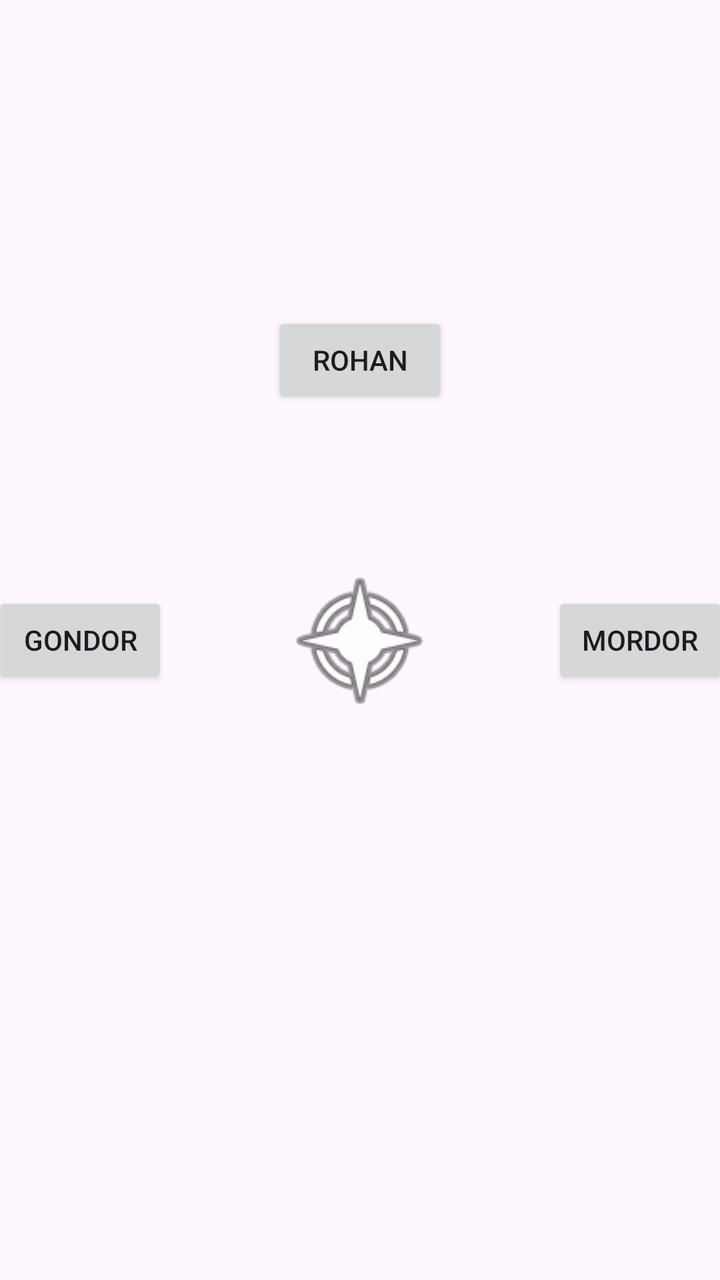
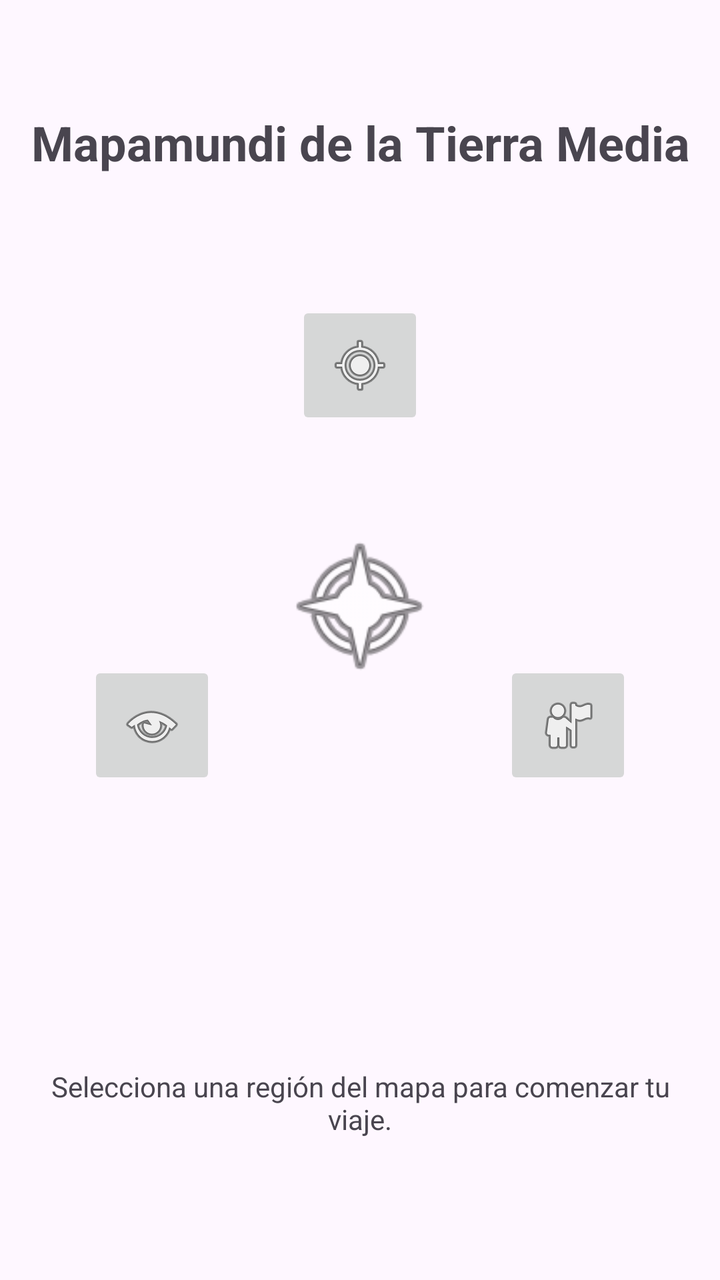

Compare the two renders of this Android layout. The source of the first and the diff that turns it into the second are given below.
<!-- AndroidManifest.xml: application theme Theme.Martinez_Gallardo_Pablo_UT4_Lab1 -->
<!-- res/layout/activity_main.xml -->
<?xml version="1.0" encoding="utf-8"?>
<androidx.constraintlayout.widget.ConstraintLayout xmlns:android="http://schemas.android.com/apk/res/android"
    xmlns:app="http://schemas.android.com/apk/res-auto"
    xmlns:tools="http://schemas.android.com/tools"
    android:id="@+id/main"
    android:layout_width="match_parent"
    android:layout_height="match_parent"
    tools:context=".MainActivity">



        <ImageView
            android:id="@+id/ivAnillo"
            android:layout_width="80dp"
            android:layout_height="80dp"
            android:src="@android:drawable/ic_menu_compass"
            app:layout_constraintTop_toTopOf="parent"
            app:layout_constraintBottom_toBottomOf="parent"
            app:layout_constraintStart_toStartOf="parent"
            app:layout_constraintEnd_toEndOf="parent" />

        <Button
            android:id="@+id/btnRohan"
            android:layout_width="wrap_content"
            android:layout_height="wrap_content"
            android:text="Rohan"
            app:layout_constraintCircle="@id/ivAnillo"
            app:layout_constraintCircleRadius="140dp"
            app:layout_constraintCircleAngle="0"
            tools:ignore="MissingConstraints" />

        <Button
            android:id="@+id/btnMordor"
            android:layout_width="wrap_content"
            android:layout_height="wrap_content"
            android:text="Mordor"
            app:layout_constraintCircle="@id/ivAnillo"
            app:layout_constraintCircleRadius="140dp"
            app:layout_constraintCircleAngle="90"
            tools:ignore="MissingConstraints" />


        <Button
            android:id="@+id/btnGondor"
            android:layout_width="wrap_content"
            android:layout_height="wrap_content"
            android:text="Gondor"
            app:layout_constraintCircle="@id/ivAnillo"
            app:layout_constraintCircleRadius="140dp"
            app:layout_constraintCircleAngle="270"
            tools:ignore="MissingConstraints" />





</androidx.constraintlayout.widget.ConstraintLayout>
<!-- resources referenced by this layout -->
<resources>
  <style name="Theme.Martinez_Gallardo_Pablo_UT4_Lab1" parent="Base.Theme.Martinez_Gallardo_Pablo_UT4_Lab1" />
  <style name="Base.Theme.Martinez_Gallardo_Pablo_UT4_Lab1" parent="Theme.Material3.DayNight.NoActionBar">
          
          
      </style>
</resources>

<!-- the commit's change to res/layout/activity_main.xml (unified diff, before → after) -->
@@ -1,5 +1,6 @@
 <?xml version="1.0" encoding="utf-8"?>
-<androidx.constraintlayout.widget.ConstraintLayout xmlns:android="http://schemas.android.com/apk/res/android"
+<androidx.constraintlayout.widget.ConstraintLayout
+    xmlns:android="http://schemas.android.com/apk/res/android"
     xmlns:app="http://schemas.android.com/apk/res-auto"
     xmlns:tools="http://schemas.android.com/tools"
     android:id="@+id/main"
@@ -7,51 +8,84 @@
     android:layout_height="match_parent"
     tools:context=".MainActivity">
 
+        <TextView
+            android:id="@+id/tvTitulo"
+            android:layout_width="0dp"
+            android:layout_height="wrap_content"
+            android:gravity="center"
+            android:text="@string/titulo"
+            android:textSize="24sp"
+            android:textStyle="bold"
+            app:layout_constraintTop_toTopOf="parent"
+            app:layout_constraintBottom_toTopOf="@id/clMapa"
+            app:layout_constraintStart_toStartOf="parent"
+            app:layout_constraintEnd_toEndOf="parent"
+            app:layout_constraintVertical_chainStyle="spread" />
 
+        <androidx.constraintlayout.widget.ConstraintLayout
+            android:id="@+id/clMapa"
+            android:layout_width="0dp"
+            android:layout_height="320dp"
+            app:layout_constraintTop_toBottomOf="@id/tvTitulo"
+            app:layout_constraintBottom_toTopOf="@id/tvDescripcion"
+            app:layout_constraintStart_toStartOf="parent"
+            app:layout_constraintEnd_toEndOf="parent">
 
-        <ImageView
-            android:id="@+id/ivAnillo"
-            android:layout_width="80dp"
-            android:layout_height="80dp"
-            android:src="@android:drawable/ic_menu_compass"
-            app:layout_constraintTop_toTopOf="parent"
+                <ImageView
+                    android:id="@+id/ivAnillo"
+                    android:layout_width="80dp"
+                    android:layout_height="80dp"
+                    android:contentDescription="@string/cd_anillo"
+                    android:src="@android:drawable/ic_menu_compass"
+                    app:layout_constraintTop_toTopOf="parent"
+                    app:layout_constraintBottom_toBottomOf="parent"
+                    app:layout_constraintStart_toStartOf="parent"
+                    app:layout_constraintEnd_toEndOf="parent" />
+
+                <ImageButton
+                    android:id="@+id/btnGondor"
+                    android:layout_width="64dp"
+                    android:layout_height="64dp"
+                    android:contentDescription="@string/gondor"
+                    android:src="@android:drawable/ic_menu_mylocation"
+                    app:layout_constraintCircle="@id/ivAnillo"
+                    app:layout_constraintCircleRadius="120dp"
+                    app:layout_constraintCircleAngle="0"
+                    tools:ignore="MissingConstraints" />
+
+                <ImageButton
+                    android:id="@+id/btnRohan"
+                    android:layout_width="64dp"
+                    android:layout_height="64dp"
+                    android:contentDescription="@string/rohan"
+                    android:src="@android:drawable/ic_menu_myplaces"
+                    app:layout_constraintCircle="@id/ivAnillo"
+                    app:layout_constraintCircleRadius="120dp"
+                    app:layout_constraintCircleAngle="120"
+                    tools:ignore="MissingConstraints" />
+
+                <ImageButton
+                    android:id="@+id/btnMordor"
+                    android:layout_width="64dp"
+                    android:layout_height="64dp"
+                    android:contentDescription="@string/mordor"
+                    android:src="@android:drawable/ic_menu_view"
+                    app:layout_constraintCircle="@id/ivAnillo"
+                    app:layout_constraintCircleRadius="120dp"
+                    app:layout_constraintCircleAngle="240"
+                    tools:ignore="MissingConstraints" />
+        </androidx.constraintlayout.widget.ConstraintLayout>
+
+        <TextView
+            android:id="@+id/tvDescripcion"
+            android:layout_width="0dp"
+            android:layout_height="wrap_content"
+            android:gravity="center"
+            android:padding="16dp"
+            android:text="@string/descripcion"
+            app:layout_constraintTop_toBottomOf="@id/clMapa"
             app:layout_constraintBottom_toBottomOf="parent"
             app:layout_constraintStart_toStartOf="parent"
             app:layout_constraintEnd_toEndOf="parent" />
 
-        <Button
-            android:id="@+id/btnRohan"
-            android:layout_width="wrap_content"
-            android:layout_height="wrap_content"
-            android:text="Rohan"
-            app:layout_constraintCircle="@id/ivAnillo"
-            app:layout_constraintCircleRadius="140dp"
-            app:layout_constraintCircleAngle="0"
-            tools:ignore="MissingConstraints" />
-
-        <Button
-            android:id="@+id/btnMordor"
-            android:layout_width="wrap_content"
-            android:layout_height="wrap_content"
-            android:text="Mordor"
-            app:layout_constraintCircle="@id/ivAnillo"
-            app:layout_constraintCircleRadius="140dp"
-            app:layout_constraintCircleAngle="90"
-            tools:ignore="MissingConstraints" />
-
-
-        <Button
-            android:id="@+id/btnGondor"
-            android:layout_width="wrap_content"
-            android:layout_height="wrap_content"
-            android:text="Gondor"
-            app:layout_constraintCircle="@id/ivAnillo"
-            app:layout_constraintCircleRadius="140dp"
-            app:layout_constraintCircleAngle="270"
-            tools:ignore="MissingConstraints" />
-
-
-
-
-
 </androidx.constraintlayout.widget.ConstraintLayout>
<!-- resource entries referenced after the edit -->
@@ -1,5 +1,11 @@
 <!-- resources referenced by this layout -->
 <resources>
+  <string name="cd_anillo">El Anillo Único</string>
+  <string name="descripcion">Selecciona una región del mapa para comenzar tu viaje.</string>
+  <string name="gondor">Gondor</string>
+  <string name="mordor">Mordor</string>
+  <string name="rohan">Rohan</string>
+  <string name="titulo">Mapamundi de la Tierra Media</string>
   <style name="Theme.Martinez_Gallardo_Pablo_UT4_Lab1" parent="Base.Theme.Martinez_Gallardo_Pablo_UT4_Lab1" />
   <style name="Base.Theme.Martinez_Gallardo_Pablo_UT4_Lab1" parent="Theme.Material3.DayNight.NoActionBar">
           
